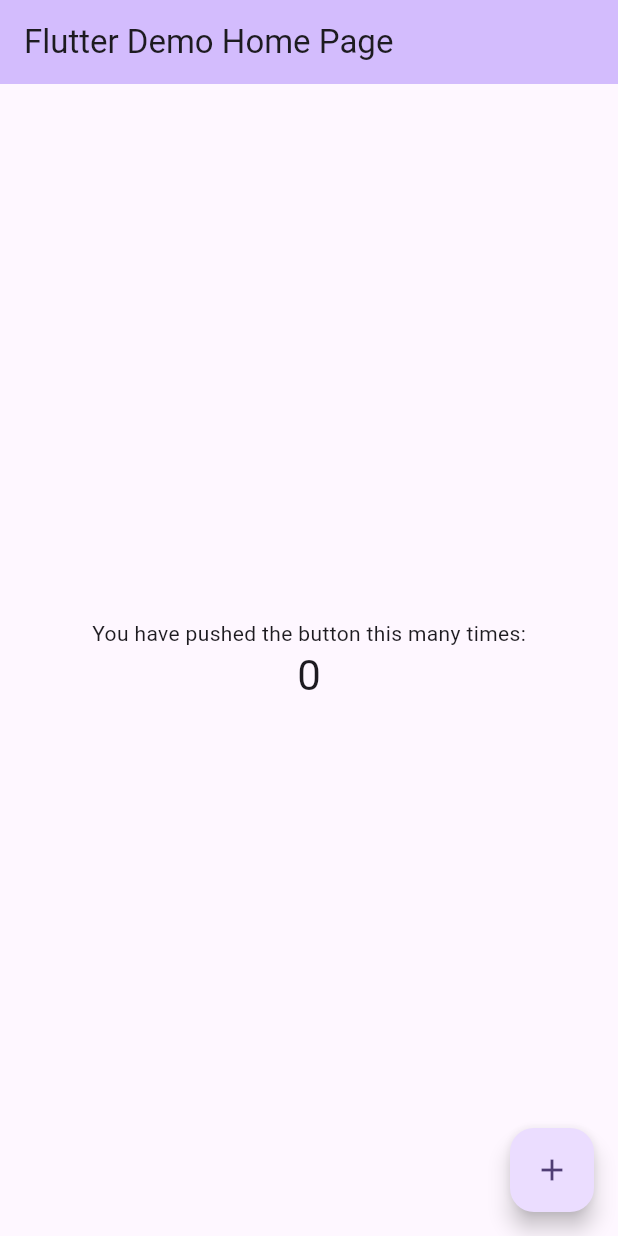
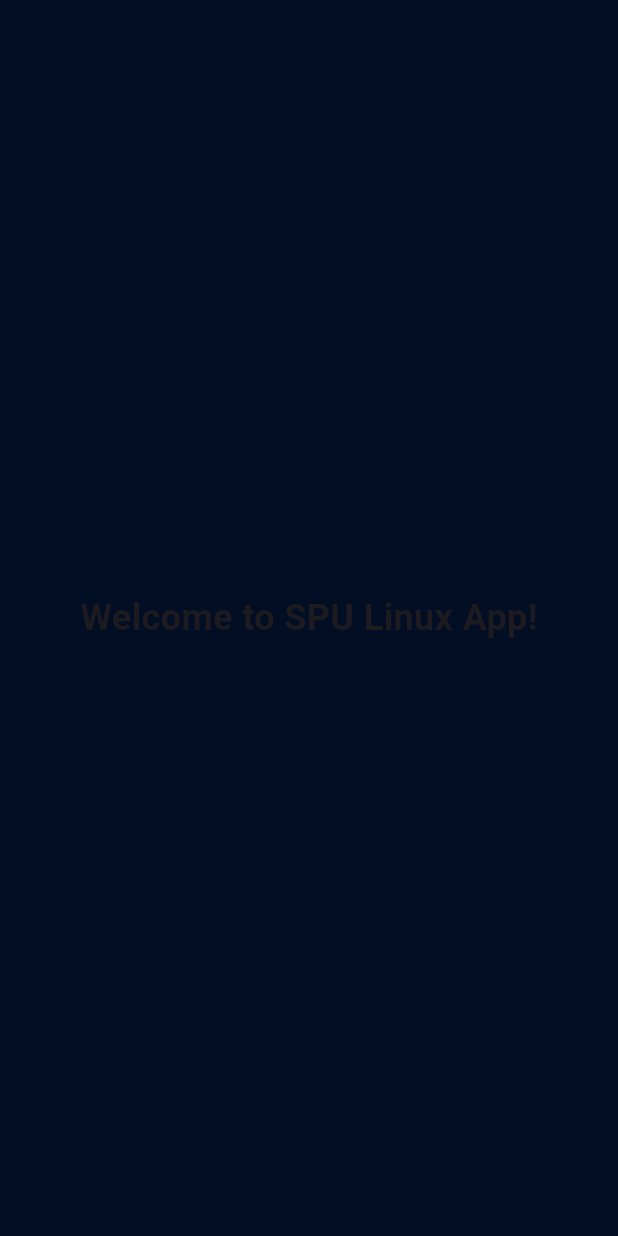
Before and after one commit to MustafaSedhom/Smart-Predictive-Unit-SPU-, a Flutter app: the screen it shows after launch, on a phone screen of 412 x 824 dp. Run offline on Flutter 3.47's test engine with Material 3 defaults, Android fonts, the phone set to English and light mode, and no system bars.

Commit message:
add some folder in SPU_Linux_app  to draw some widgets in app and draw home screen and make folder in lib to build it

```diff
--- /dev/null
+++ b/code_of_project/SPU_Flutter_app_code/spu_linux_app/lib/Screens/Home_Screen/Home_Screen.dart
@@ -0,0 +1,20 @@
+import 'package:flutter/material.dart';
+
+class HomeScreen extends StatelessWidget {
+  const HomeScreen({super.key});
+
+  @override
+  Widget build(BuildContext context) {
+    return SafeArea(
+      child: Scaffold(
+        backgroundColor: Color(0xff020e24),
+        body: Center(
+          child: Text(
+            'Welcome to SPU Linux App!',
+            style: TextStyle(fontSize: 24, fontWeight: FontWeight.bold),
+          ),
+        ),
+      ),
+    );
+  }
+}
--- /dev/null
+++ b/code_of_project/SPU_Flutter_app_code/spu_linux_app/lib/call_all_screens.dart
@@ -0,0 +1,17 @@
+import 'package:flutter/material.dart';
+import 'package:spu_linux_app/Screens/Home_Screen/Home_Screen.dart';
+
+// ignore: camel_case_types
+class SPU_Linux_APP extends StatelessWidget {
+  const SPU_Linux_APP({super.key});
+
+  @override
+  Widget build(BuildContext context) {
+    return MaterialApp(
+      debugShowCheckedModeBanner: false,
+      title: 'SPU Linux App',
+      theme: ThemeData(primarySwatch: Colors.blue),
+      home: const HomeScreen(),
+    );
+  }
+}
--- a/code_of_project/SPU_Flutter_app_code/spu_linux_app/lib/main.dart
+++ b/code_of_project/SPU_Flutter_app_code/spu_linux_app/lib/main.dart
@@ -1,122 +1,8 @@
-import 'package:flutter/material.dart';
-
-void main() {
-  runApp(const MyApp());
+// SPU Linux App
+import 'package:flutter/cupertino.dart';
+import 'package:spu_linux_app/call_all_screens.dart';
+// start the app
+void main()
+{
+  runApp(SPU_Linux_APP());
 }
-
-class MyApp extends StatelessWidget {
-  const MyApp({super.key});
-
-  // This widget is the root of your application.
-  @override
-  Widget build(BuildContext context) {
-    return MaterialApp(
-      title: 'Flutter Demo',
-      theme: ThemeData(
-        // This is the theme of your application.
-        //
-        // TRY THIS: Try running your application with "flutter run". You'll see
-        // the application has a purple toolbar. Then, without quitting the app,
-        // try changing the seedColor in the colorScheme below to Colors.green
-        // and then invoke "hot reload" (save your changes or press the "hot
-        // reload" button in a Flutter-supported IDE, or press "r" if you used
-        // the command line to start the app).
-        //
-        // Notice that the counter didn't reset back to zero; the application
-        // state is not lost during the reload. To reset the state, use hot
-        // restart instead.
-        //
-        // This works for code too, not just values: Most code changes can be
-        // tested with just a hot reload.
-        colorScheme: .fromSeed(seedColor: Colors.deepPurple),
-      ),
-      home: const MyHomePage(title: 'Flutter Demo Home Page'),
-    );
-  }
-}
-
-class MyHomePage extends StatefulWidget {
-  const MyHomePage({super.key, required this.title});
-
-  // This widget is the home page of your application. It is stateful, meaning
-  // that it has a State object (defined below) that contains fields that affect
-  // how it looks.
-
-  // This class is the configuration for the state. It holds the values (in this
-  // case the title) provided by the parent (in this case the App widget) and
-  // used by the build method of the State. Fields in a Widget subclass are
-  // always marked "final".
-
-  final String title;
-
-  @override
-  State<MyHomePage> createState() => _MyHomePageState();
-}
-
-class _MyHomePageState extends State<MyHomePage> {
-  int _counter = 0;
-
-  void _incrementCounter() {
-    setState(() {
-      // This call to setState tells the Flutter framework that something has
-      // changed in this State, which causes it to rerun the build method below
-      // so that the display can reflect the updated values. If we changed
-      // _counter without calling setState(), then the build method would not be
-      // called again, and so nothing would appear to happen.
-      _counter++;
-    });
-  }
-
-  @override
-  Widget build(BuildContext context) {
-    // This method is rerun every time setState is called, for instance as done
-    // by the _incrementCounter method above.
-    //
-    // The Flutter framework has been optimized to make rerunning build methods
-    // fast, so that you can just rebuild anything that needs updating rather
-    // than having to individually change instances of widgets.
-    return Scaffold(
-      appBar: AppBar(
-        // TRY THIS: Try changing the color here to a specific color (to
-        // Colors.amber, perhaps?) and trigger a hot reload to see the AppBar
-        // change color while the other colors stay the same.
-        backgroundColor: Theme.of(context).colorScheme.inversePrimary,
-        // Here we take the value from the MyHomePage object that was created by
-        // the App.build method, and use it to set our appbar title.
-        title: Text(widget.title),
-      ),
-      body: Center(
-        // Center is a layout widget. It takes a single child and positions it
-        // in the middle of the parent.
-        child: Column(
-          // Column is also a layout widget. It takes a list of children and
-          // arranges them vertically. By default, it sizes itself to fit its
-          // children horizontally, and tries to be as tall as its parent.
-          //
-          // Column has various properties to control how it sizes itself and
-          // how it positions its children. Here we use mainAxisAlignment to
-          // center the children vertically; the main axis here is the vertical
-          // axis because Columns are vertical (the cross axis would be
-          // horizontal).
-          //
-          // TRY THIS: Invoke "debug painting" (choose the "Toggle Debug Paint"
-          // action in the IDE, or press "p" in the console), to see the
-          // wireframe for each widget.
-          mainAxisAlignment: .center,
-          children: [
-            const Text('You have pushed the button this many times:'),
-            Text(
-              '$_counter',
-              style: Theme.of(context).textTheme.headlineMedium,
-            ),
-          ],
-        ),
-      ),
-      floatingActionButton: FloatingActionButton(
-        onPressed: _incrementCounter,
-        tooltip: 'Increment',
-        child: const Icon(Icons.add),
-      ),
-    );
-  }
-}
```
Also changed, not shown: 1 other file.
